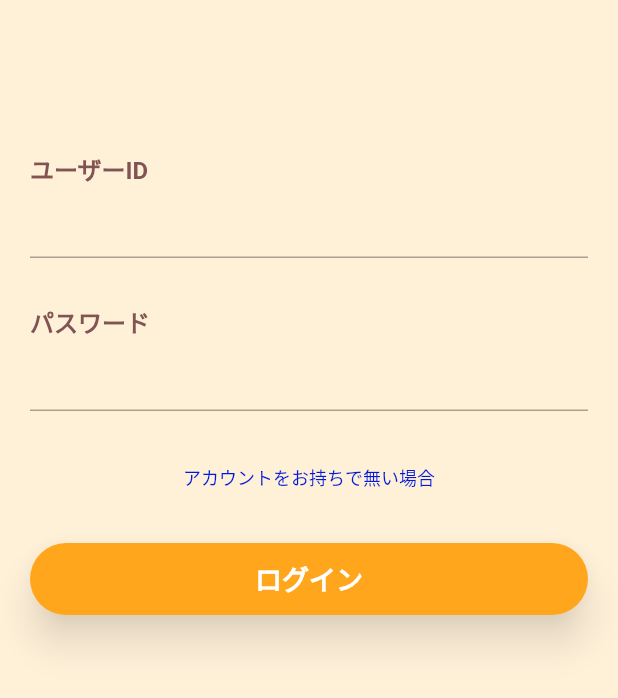
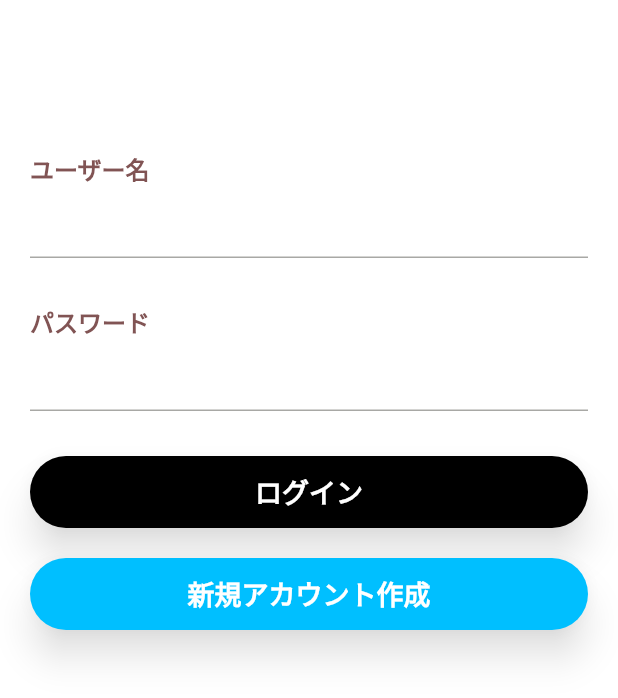
Before and after one commit to CIRF-APP/cirf_subscribe_app, a Flutter app: the screen it shows after launch, on a phone screen of 412 x 824 dp. Shown: the top 698 px of the screen. Run offline on Flutter 3.47's test engine with Material 2 defaults, Android fonts, the phone set to English and light mode, and no system bars; our stand-ins replace dotted_line, hive_flutter, just_audio, rxdart; missing offline and left inert: amplify_auth_cognito, amplify_flutter, auto_size_text_pk; accounts and stored records are empty; statements that could not run were skipped.

Commit message:
Stateless化Androidでの不具合発見

```diff
--- a/lib/Service/auth_service.dart
+++ b/lib/Service/auth_service.dart
@@ -116,6 +116,7 @@ class AuthService {
   Future<SignUpFlowStatus> createAccount(SignUpCredentials model) async {
     try {
       if (model.password == model.confirmPass) {
+        //print('${model.username} ${model.password}');
         await Amplify.Auth.signUp(
           username: model.username,
           password: model.password,
--- a/lib/View/Page/confirm_verification_page.dart
+++ b/lib/View/Page/confirm_verification_page.dart
@@ -29,7 +29,7 @@ class VerificationPage extends StatelessWidget {
       body: GestureDetector(
         onTap: () => FocusScope.of(context).unfocus(),
         child: Container(
-          color: HexColor('#FFF0D8'),
+          color: HexColor('#FFFFFF'),
           height: displayHeight,
           child: Container(
             margin: const EdgeInsets.only(left: 20, right: 20, bottom: 20),
@@ -102,7 +102,7 @@ class VerificationPage extends StatelessWidget {
                                       textSize: 18,
                                       height: 48,
                                       width: displayWidth - 40,
-                                      btnColor: HexColor('#FFA61C'),
+                                      btnColor: HexColor('#000000'),
                                       textColor: HexColor('#FFFFFF'),
                                       onPressed: () async {
                                         // 遷移先判別を行うために"true"へ変更
--- a/lib/View/Page/login_page.dart
+++ b/lib/View/Page/login_page.dart
@@ -29,7 +29,7 @@ class LoginPage extends StatelessWidget {
       body: GestureDetector(
         onTap: () => FocusScope.of(context).unfocus(),
         child: Container(
-          color: HexColor('#FFF0D8'),
+          color: HexColor('#FFFFFF'),
           height: displayHeight,
           child: Container(
             margin: const EdgeInsets.only(left: 20, right: 20, bottom: 20),
@@ -44,8 +44,7 @@ class LoginPage extends StatelessWidget {
                         height: 100,
                       ),
                       InputForm(
-                        title: 'ユーザーID',
-                        //inputFormController: userIdController,
+                        title: 'ユーザー名',
                         titleColor: HexColor('#815454'),
                         borderColor: HexColor('#8154544D'),
                         focusColor: HexColor('#FEA628'),
@@ -58,7 +57,6 @@ class LoginPage extends StatelessWidget {
                       ),
                       InputForm(
                         title: 'パスワード',
-                        //inputFormController: passwordController,
                         titleColor: HexColor('#815454'),
                         borderColor: HexColor('#8154544D'),
                         focusColor: HexColor('#FEA628'),
@@ -68,22 +66,7 @@ class LoginPage extends StatelessWidget {
                         },
                       ),
                       const SizedBox(
-                        height: 20,
-                      ),
-                      Center(
-                        child: TextButton(
-                          onPressed: () {
-                            Navigator.of(context).pushNamed('/sign_up');
-                          },
-                          child: FixedText(
-                            size: 12,
-                            text: 'アカウントをお持ちで無い場合',
-                            color: HexColor('#0019DB'),
-                          ),
-                        ),
-                      ),
-                      const SizedBox(
-                        height: 20,
+                        height: 30,
                       ),
                       StreamBuilder<LoginCredentials>(
                         stream: loginBloc.loginStateAction,
@@ -95,6 +78,7 @@ class LoginPage extends StatelessWidget {
                                 // Widgetの描画が完了かつstatusがtrueの時のみ遷移先判別
                                 WidgetsBinding.instance!.addPostFrameCallback((_) {
                                   if (pushButton) {
+                                    print(loginResult.data);
                                     switch (loginResult.data) {
                                       // 認証成功
                                       case AuthFlowStatus.success:
@@ -205,10 +189,9 @@ class LoginPage extends StatelessWidget {
                                   textSize: 18,
                                   height: 48,
                                   width: displayWidth - 40,
-                                  btnColor: HexColor('#FFA61C'),
+                                  btnColor: HexColor('#000000'),
                                   textColor: HexColor('#FFFFFF'),
                                   onPressed: () async {
-                                    print('onPressed');
                                     // 遷移先判別を行うために"true"へ変更
                                     pushButton = true;
                                     FocusScope.of(context).unfocus();
@@ -227,6 +210,20 @@ class LoginPage extends StatelessWidget {
                           );
                         },
                       ),
+                      const SizedBox(
+                        height: 20,
+                      ),
+                      ProgressButton(
+                        text: '新規アカウント作成',
+                        textSize: 18,
+                        height: 48,
+                        width: displayWidth - 40,
+                        btnColor: HexColor('#00BFFF'),
+                        textColor: HexColor('#FFFFFF'),
+                        onPressed: () {
+                          Navigator.of(context).pushNamed('/sign_up');
+                        },
+                      ),
                     ],
                   ),
                 ),
```
Also changed, not shown: lib/View/Page/sign_up_page.dart (+9 -19 lines), pubspec.lock.
